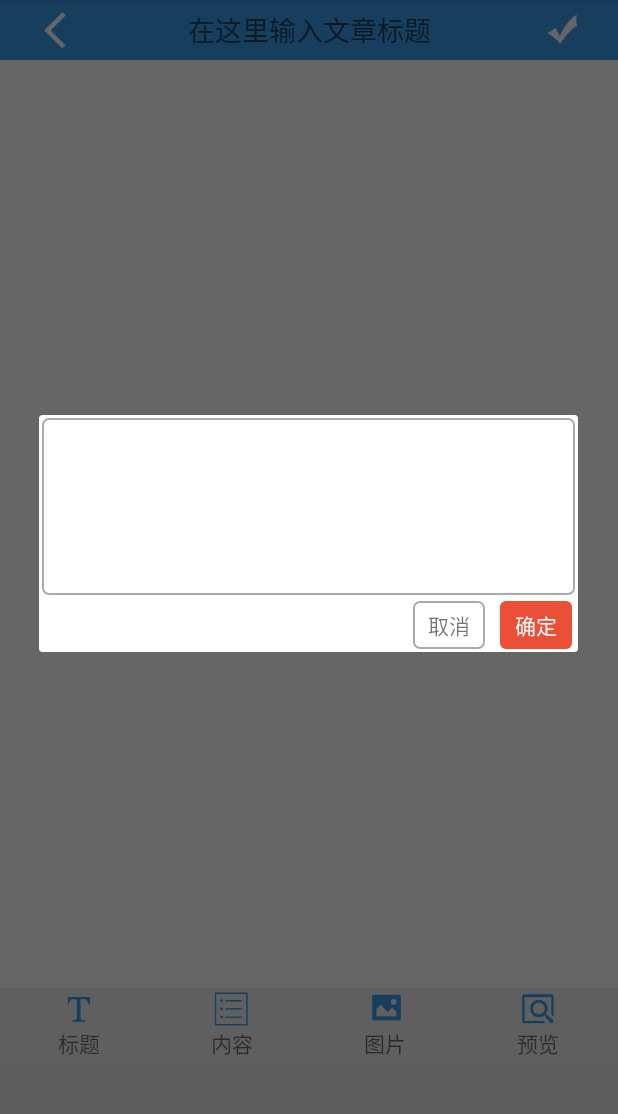
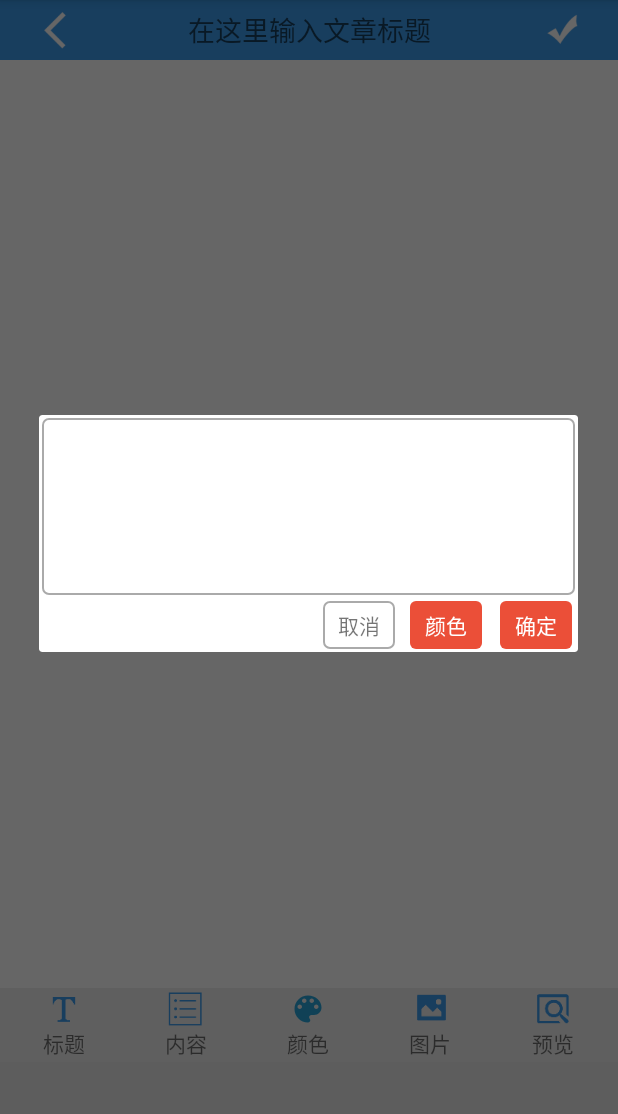
Before and after one commit to Smallsherlly/XiYang_1.0, an Android app: the fragment MyEditClass shown on its own in the app's theme, after a tap on "标题", on a phone screen of 412 x 824 dp, the part 84-1198 px from its top. Run offline under Robolectric (Android 15) with nearby library versions, the phone set to English and light mode, and no system bars; our stand-ins replace ButterKnife; libraries missing offline, so code that uses them is left out: com.kizitonwose.colorpreference, com.larswerkman.lobsterpicker, com.nineoldandroids.view.

Commit message:
惜扬手账内测1.8版本. 1.添加了颜色选择器，可以随意改变字体颜色。 2.单击改变文字内容和属性。

```diff
--- a/app/build.gradle
+++ b/app/build.gradle
@@ -25,6 +25,7 @@ android {
 
 dependencies {
     //新增库
+    compile 'com.larswerkman:lobsterpicker:1.0.1'
     //implementation 'com.github.kizitonwose.colorpreference:support:1.0.6'
     api("com.github.kizitonwose.colorpreference:support:1.0.6"){
         exclude group:'com.android.support'
--- a/app/src/main/java/com/example/silence/xiyang_10/RichEditor/InputDialog.java
+++ b/app/src/main/java/com/example/silence/xiyang_10/RichEditor/InputDialog.java
@@ -20,6 +20,7 @@ public class InputDialog {
     private TextView tvOk;
     private TextView tvCancle;
     private EditText etContent;
+    private TextView tvcolor;
 
     public InputDialog(Context context) {
         this.context = context;
@@ -35,6 +36,7 @@ public class InputDialog {
         tvCancle = (TextView) view.findViewById(R.id.tv_dialog_editor_cancel);
         tvOk = (TextView) view.findViewById(R.id.tv_dialog_editor_ok);
         etContent = (EditText) view.findViewById(R.id.et_dialog_editor_content);
+        tvcolor = (TextView) view.findViewById(R.id.tv_dialog_editor_color);
         builder.setView(view);
         dialog = builder.create();
     }
@@ -50,6 +52,10 @@ public class InputDialog {
         tvOk.setOnClickListener(onClickListener);
     }
 
+    public void setColorButton(CharSequence color, View.OnClickListener onClickListener){
+        tvcolor.setText(color);
+        tvcolor.setOnClickListener(onClickListener);
+    }
     /**
      * 设置取消按钮
      *
@@ -69,6 +75,7 @@ public class InputDialog {
     public String getContent() {
         return etContent.getText().toString();
     }
+    public EditText getEdit(){return etContent;}
 
     /**
      * 设置输入框的提示内容
--- /dev/null
+++ b/app/src/main/res/drawable/ic_color_lens.xml
@@ -0,0 +1,10 @@
+<?xml version="1.0" encoding="UTF-8" standalone="no"?>
+<vector xmlns:android="http://schemas.android.com/apk/res/android"
+        android:width="24dp"
+        android:height="24dp"
+        android:viewportHeight="24.0"
+        android:viewportWidth="24.0">
+    <path
+        android:fillColor="#28a4d9"
+        android:pathData="M12,3c-4.97,0 -9,4.03 -9,9s4.03,9 9,9c0.83,0 1.5,-0.67 1.5,-1.5 0,-0.39 -0.15,-0.74 -0.39,-1.01 -0.23,-0.26 -0.38,-0.61 -0.38,-0.99 0,-0.83 0.67,-1.5 1.5,-1.5L16,16c2.76,0 5,-2.24 5,-5 0,-4.42 -4.03,-8 -9,-8zM6.5,12c-0.83,0 -1.5,-0.67 -1.5,-1.5S5.67,9 6.5,9 8,9.67 8,10.5 7.33,12 6.5,12zM9.5,8C8.67,8 8,7.33 8,6.5S8.67,5 9.5,5s1.5,0.67 1.5,1.5S10.33,8 9.5,8zM14.5,8c-0.83,0 -1.5,-0.67 -1.5,-1.5S13.67,5 14.5,5s1.5,0.67 1.5,1.5S15.33,8 14.5,8zM17.5,12c-0.83,0 -1.5,-0.67 -1.5,-1.5S16.67,9 17.5,9s1.5,0.67 1.5,1.5 -0.67,1.5 -1.5,1.5z"/>
+</vector>
--- a/app/src/main/res/layout/activity_custom_eidt.xml
+++ b/app/src/main/res/layout/activity_custom_eidt.xml
@@ -32,6 +32,15 @@
             android:drawableTop="@mipmap/content"
             android:gravity="center"
             android:text="内容" />
+        <TextView
+            android:id="@+id/tv_custom_edit_change_content"
+            android:layout_width="wrap_content"
+            android:layout_height="wrap_content"
+            android:layout_weight="1"
+            android:clickable="true"
+            android:drawableTop="@drawable/ic_color_lens"
+            android:gravity="center"
+            android:text="颜色" />
 
         <TextView
             android:id="@+id/tv_custom_edit_insert_img"
--- a/app/src/main/res/layout/dialog_editor.xml
+++ b/app/src/main/res/layout/dialog_editor.xml
@@ -34,6 +34,20 @@
             android:text="取消" />
 
         <TextView
+            android:id="@+id/tv_dialog_editor_color"
+            android:layout_width="wrap_content"
+            android:layout_height="wrap_content"
+            android:layout_marginLeft="10dp"
+            android:layout_marginRight="2dp"
+            android:background="@drawable/shape_dialog_editor_ok"
+            android:paddingBottom="5dp"
+            android:paddingLeft="10dp"
+            android:paddingRight="10dp"
+            android:paddingTop="5dp"
+            android:text="颜色"
+            android:textColor="#FFF" />
+
+        <TextView
             android:id="@+id/tv_dialog_editor_ok"
             android:layout_width="wrap_content"
             android:layout_height="wrap_content"
--- a/app/src/main/res/values/colors.xml
+++ b/app/src/main/res/values/colors.xml
@@ -1,5 +1,8 @@
 <?xml version="1.0" encoding="utf-8"?>
 <resources>
+    <color name="colorPrimaryAlternate">#9C27B0</color>
+    <color name="colorPrimaryDarkAlternate">#7B1FA2</color>
+    <color name="colorAccentAlternate">#FF9800</color>
     <color name="colorPrimary">#3F51B5</color>
     <color name="colorPrimaryDark">#303F9F</color>
     <color name="colorAccent">#FF4081</color>
```
Also changed, not shown: app/src/main/java/com/example/silence/xiyang_10/MyEditClass.java (+128 -16 lines), app/src/main/res/layout/dialog_color.xml (added, +21 -0 lines), app/src/main/res/xml/pref_compat.xml (added, +50 -0 lines), app/src/main/res/xml/pref_main.xml (added, +59 -0 lines).
